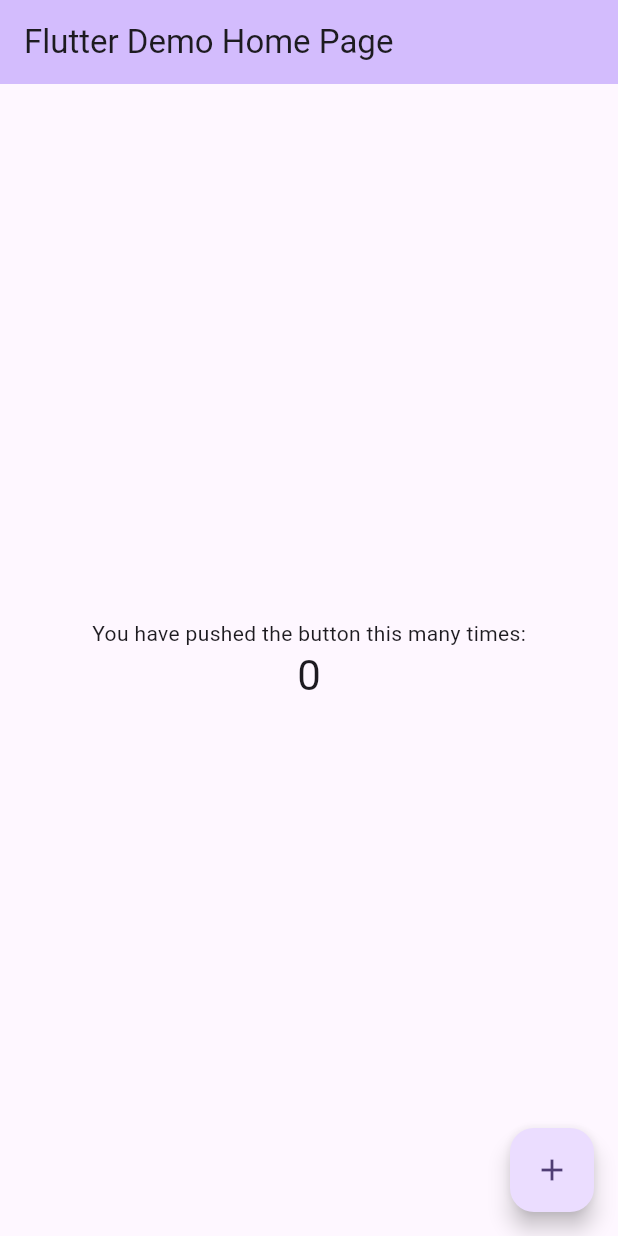
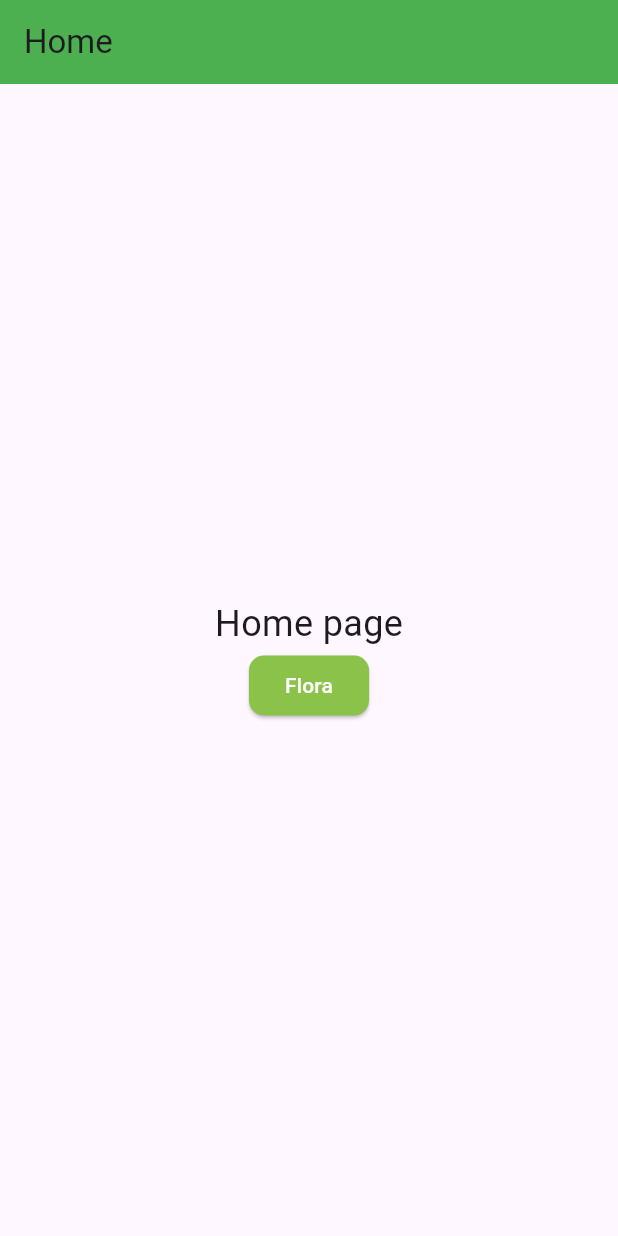
Before and after one commit to jmartinez888/species-app-flutter, a Flutter app: the screen it shows after launch, on a phone screen of 412 x 824 dp. Run offline on Flutter 3.47's test engine with Material 2 defaults, Android fonts, the light colour scheme and no system bars.

Commit message:
initial project structure

```diff
--- a/lib/main.dart
+++ b/lib/main.dart
@@ -1,125 +1,7 @@
 import 'package:flutter/material.dart';
+import 'package:species/src/my_app.dart';
+
 
 void main() {
   runApp(const MyApp());
 }
-
-class MyApp extends StatelessWidget {
-  const MyApp({super.key});
-
-  // This widget is the root of your application.
-  @override
-  Widget build(BuildContext context) {
-    return MaterialApp(
-      title: 'Flutter Demo',
-      theme: ThemeData(
-        // This is the theme of your application.
-        //
-        // TRY THIS: Try running your application with "flutter run". You'll see
-        // the application has a blue toolbar. Then, without quitting the app,
-        // try changing the seedColor in the colorScheme below to Colors.green
-        // and then invoke "hot reload" (save your changes or press the "hot
-        // reload" button in a Flutter-supported IDE, or press "r" if you used
-        // the command line to start the app).
-        //
-        // Notice that the counter didn't reset back to zero; the application
-        // state is not lost during the reload. To reset the state, use hot
-        // restart instead.
-        //
-        // This works for code too, not just values: Most code changes can be
-        // tested with just a hot reload.
-        colorScheme: ColorScheme.fromSeed(seedColor: Colors.deepPurple),
-        useMaterial3: true,
-      ),
-      home: const MyHomePage(title: 'Flutter Demo Home Page'),
-    );
-  }
-}
-
-class MyHomePage extends StatefulWidget {
-  const MyHomePage({super.key, required this.title});
-
-  // This widget is the home page of your application. It is stateful, meaning
-  // that it has a State object (defined below) that contains fields that affect
-  // how it looks.
-
-  // This class is the configuration for the state. It holds the values (in this
-  // case the title) provided by the parent (in this case the App widget) and
-  // used by the build method of the State. Fields in a Widget subclass are
-  // always marked "final".
-
-  final String title;
-
-  @override
-  State<MyHomePage> createState() => _MyHomePageState();
-}
-
-class _MyHomePageState extends State<MyHomePage> {
-  int _counter = 0;
-
-  void _incrementCounter() {
-    setState(() {
-      // This call to setState tells the Flutter framework that something has
-      // changed in this State, which causes it to rerun the build method below
-      // so that the display can reflect the updated values. If we changed
-      // _counter without calling setState(), then the build method would not be
-      // called again, and so nothing would appear to happen.
-      _counter++;
-    });
-  }
-
-  @override
-  Widget build(BuildContext context) {
-    // This method is rerun every time setState is called, for instance as done
-    // by the _incrementCounter method above.
-    //
-    // The Flutter framework has been optimized to make rerunning build methods
-    // fast, so that you can just rebuild anything that needs updating rather
-    // than having to individually change instances of widgets.
-    return Scaffold(
-      appBar: AppBar(
-        // TRY THIS: Try changing the color here to a specific color (to
-        // Colors.amber, perhaps?) and trigger a hot reload to see the AppBar
-        // change color while the other colors stay the same.
-        backgroundColor: Theme.of(context).colorScheme.inversePrimary,
-        // Here we take the value from the MyHomePage object that was created by
-        // the App.build method, and use it to set our appbar title.
-        title: Text(widget.title),
-      ),
-      body: Center(
-        // Center is a layout widget. It takes a single child and positions it
-        // in the middle of the parent.
-        child: Column(
-          // Column is also a layout widget. It takes a list of children and
-          // arranges them vertically. By default, it sizes itself to fit its
-          // children horizontally, and tries to be as tall as its parent.
-          //
-          // Column has various properties to control how it sizes itself and
-          // how it positions its children. Here we use mainAxisAlignment to
-          // center the children vertically; the main axis here is the vertical
-          // axis because Columns are vertical (the cross axis would be
-          // horizontal).
-          //
-          // TRY THIS: Invoke "debug painting" (choose the "Toggle Debug Paint"
-          // action in the IDE, or press "p" in the console), to see the
-          // wireframe for each widget.
-          mainAxisAlignment: MainAxisAlignment.center,
-          children: <Widget>[
-            const Text(
-              'You have pushed the button this many times:',
-            ),
-            Text(
-              '$_counter',
-              style: Theme.of(context).textTheme.headlineMedium,
-            ),
-          ],
-        ),
-      ),
-      floatingActionButton: FloatingActionButton(
-        onPressed: _incrementCounter,
-        tooltip: 'Increment',
-        child: const Icon(Icons.add),
-      ), // This trailing comma makes auto-formatting nicer for build methods.
-    );
-  }
-}
--- /dev/null
+++ b/lib/src/my_app.dart
@@ -0,0 +1,19 @@
+import 'package:flutter/material.dart';
+import 'package:species/src/presentation/routes/routes.dart';
+import 'package:species/src/presentation/routes/routes_config.dart';
+
+class MyApp extends StatelessWidget {
+  const MyApp({super.key});
+
+  @override
+  Widget build(BuildContext context) {
+    return MaterialApp(
+      debugShowCheckedModeBanner: false,
+      theme: ThemeData(
+        useMaterial3: true,
+      ),
+      routes: routes,
+      initialRoute: Routes.home,
+    );
+  }
+}
--- /dev/null
+++ b/lib/src/presentation/global/colors/colors.dart
@@ -0,0 +1,6 @@
+import 'package:flutter/material.dart';
+
+const primaryColor = Colors.green;
+const secondaryColor = Colors.lightGreen;
+const backgroundColor = Color.fromRGBO(247, 248, 250, 1.0);
+const whiteColor = Colors.white;
--- /dev/null
+++ b/lib/src/presentation/global/widgets/buttons/custom_button.dart
@@ -0,0 +1,26 @@
+import 'package:flutter/material.dart';
+import 'package:species/src/presentation/global/colors/colors.dart';
+
+Widget customButton({
+  required BuildContext context,
+  String text = '',
+  Function()? func,
+  onPressed,
+  Color buttonColor = secondaryColor,
+}) {
+  return ElevatedButton(
+    onPressed: onPressed,
+    style: ElevatedButton.styleFrom(
+      backgroundColor: buttonColor,
+      shape: RoundedRectangleBorder(
+        borderRadius: BorderRadius.circular(10),
+      ),
+    ),
+    child: Text(
+      text,
+      style: const TextStyle(
+        color: whiteColor,
+      ),
+    ),
+  );
+}
--- /dev/null
+++ b/lib/src/presentation/modules/fauna/pages/flora_pages.dart
@@ -0,0 +1,17 @@
+import 'package:flutter/material.dart';
+
+class FloraPage extends StatelessWidget {
+  const FloraPage({super.key});
+
+  @override
+  Widget build(BuildContext context) {
+    return Scaffold(
+      appBar: AppBar(
+        title: const Text('Flora'),
+      ),
+      body: const Center(
+        child: Text('Flora'),
+      ),
+    );
+  }
+}
--- /dev/null
+++ b/lib/src/presentation/modules/flora/pages/fauna_page.dart
@@ -0,0 +1,24 @@
+import 'package:flutter/material.dart';
+import 'package:species/src/presentation/global/colors/colors.dart';
+
+class FaunaPage extends StatelessWidget {
+  const FaunaPage({super.key});
+
+  @override
+  Widget build(BuildContext context) {
+    return Scaffold(
+      appBar: AppBar(
+        title: const Text('Fauna'),
+        backgroundColor: primaryColor,
+      ),
+      body: const Center(
+        child: Text(
+          'Fauna page',
+          style: TextStyle(
+            fontSize: 24,
+          ),
+        ),
+      ),
+    );
+  }
+}
--- /dev/null
+++ b/lib/src/presentation/modules/home/pages/home_page.dart
@@ -0,0 +1,46 @@
+// Material
+import 'package:flutter/material.dart';
+// Colors
+import 'package:species/src/presentation/global/colors/colors.dart';
+// Widgets
+import 'package:species/src/presentation/global/widgets/buttons/custom_button.dart';
+// Routes
+import 'package:species/src/presentation/routes/routes_config.dart';
+
+class HomePage extends StatelessWidget {
+  const HomePage({super.key});
+
+  @override
+  Widget build(BuildContext context) {
+    return Scaffold(
+      appBar: AppBar(
+        title: const Text('Home'),
+        backgroundColor: primaryColor,
+      ),
+      body: Padding(
+        padding: const EdgeInsets.symmetric(horizontal: 16),
+        child: Center(
+          child: Column(
+            mainAxisAlignment: MainAxisAlignment.center,
+            children: [
+              const Text(
+                'Home page',
+                style: TextStyle(
+                  fontSize: 24,
+                ),
+              ),
+              customButton(
+                context: context,
+                text: 'Flora',
+                buttonColor: secondaryColor,
+                onPressed: () {
+                  Navigator.pushNamed(context, Routes.fauna);
+                },
+              ),
+            ],
+          ),
+        ),
+      ),
+    );
+  }
+}
--- /dev/null
+++ b/lib/src/presentation/routes/routes.dart
@@ -0,0 +1,13 @@
+import 'package:flutter/widgets.dart';
+import 'package:species/src/presentation/modules/fauna/pages/flora_pages.dart';
+import 'package:species/src/presentation/modules/flora/pages/fauna_page.dart';
+import 'package:species/src/presentation/modules/home/pages/home_page.dart';
+import 'package:species/src/presentation/routes/routes_config.dart';
+
+Map<String, Widget Function(BuildContext context)> get routes {
+  return {
+    Routes.home: (context) => const HomePage(),
+    Routes.fauna: (context) => const FaunaPage(),
+    Routes.flora: (context) => const FloraPage(),
+  };
+}
--- /dev/null
+++ b/lib/src/presentation/routes/routes_config.dart
@@ -0,0 +1,7 @@
+class Routes {
+  Routes._();
+
+  static const String home = '/home';
+  static const String flora = '/flora';
+  static const String fauna = '/fauna';
+}
```
